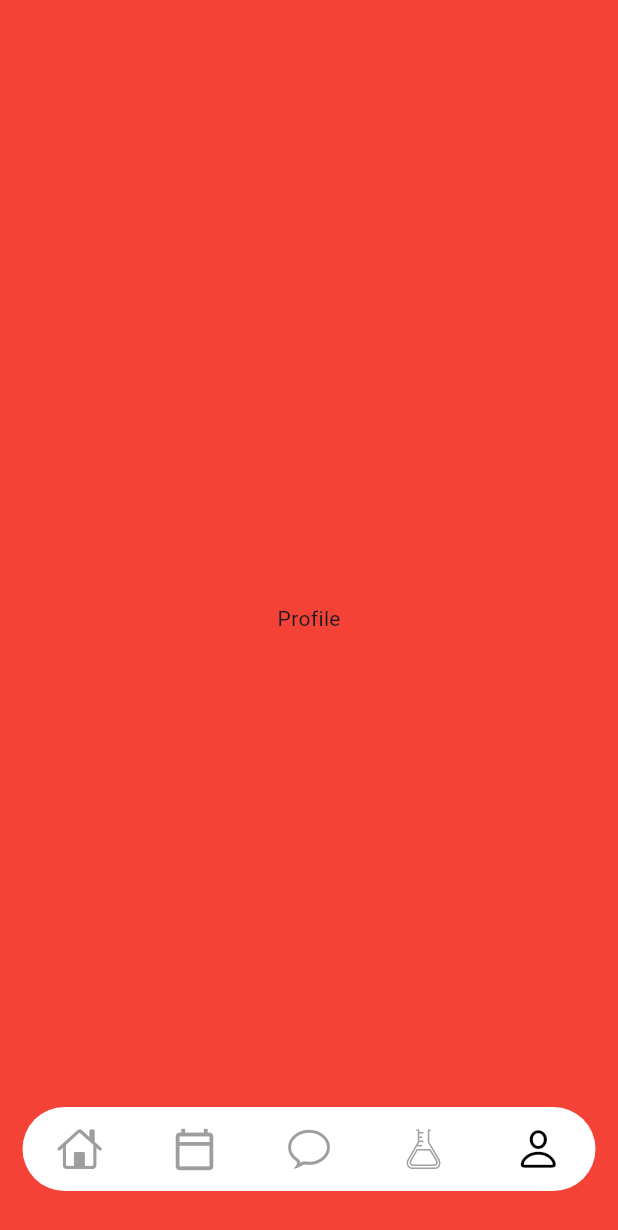
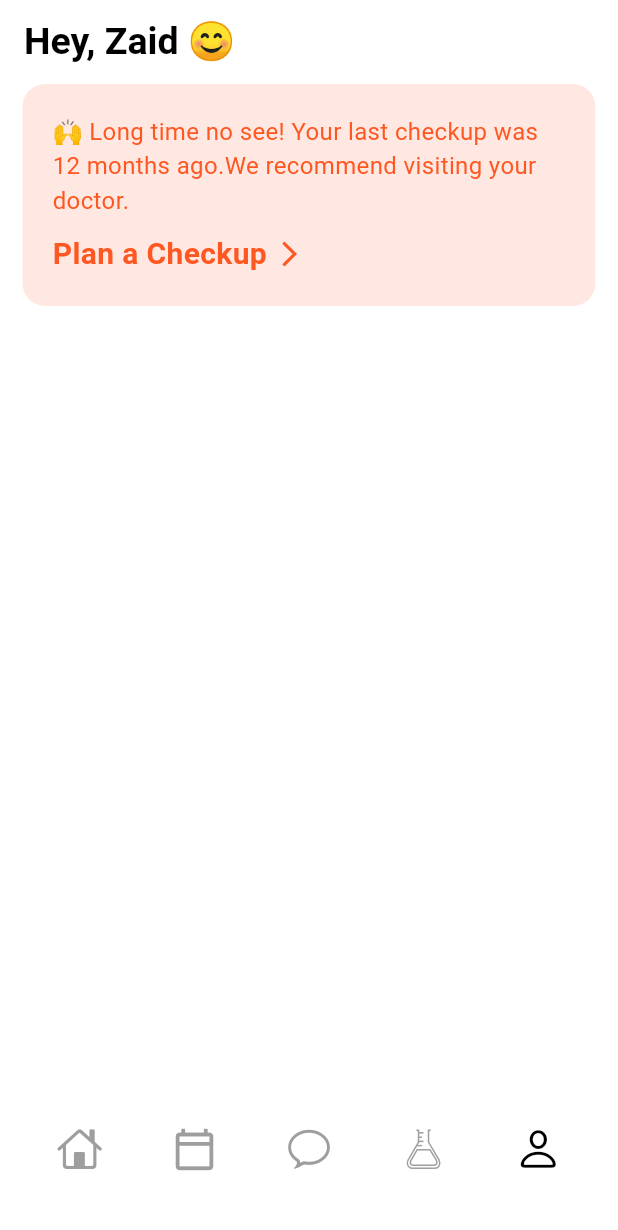
Before and after one commit to Zaidusyy/Flutter-Practice-Projects, a Flutter app: the screen it shows after launch, item 5 of the bottom bar chosen, on a phone screen of 412 x 824 dp. Shown: the top 1230 px of the screen. Run offline on Flutter 3.47's test engine with Material 3 defaults, Android fonts, the phone set to English and light mode, and no system bars; our stand-ins replace google_fonts; missing offline and left inert: arcore_flutter_plugin.

Commit message:
profile screen work started

```diff
--- a/day2/lib/homeScreen.dart
+++ b/day2/lib/homeScreen.dart
@@ -1,6 +1,7 @@
 import 'package:day2/appointments.dart';
 import 'package:day2/chat.dart';
 import 'package:day2/home.dart';
+import 'package:day2/profile.dart';
 import 'package:day2/results.dart';
 import 'package:flutter/cupertino.dart';
 import 'package:flutter/material.dart';
@@ -20,9 +21,7 @@ class _HomescreenState extends State<Homescreen> {
     Appointments(),
     Chat(),
     Results(),
-    Center(
-      child: Text('Profile'),
-    ),
+    Profile(),
   ];
 
   @override
--- /dev/null
+++ b/day2/lib/profile.dart
@@ -0,0 +1,69 @@
+import 'package:flutter/material.dart';
+
+class Profile extends StatelessWidget {
+  const Profile({super.key});
+
+  @override
+  Widget build(BuildContext context) {
+    return Scaffold(
+      backgroundColor: Colors.white,
+      appBar: AppBar(
+        backgroundColor: Colors.transparent,
+        title: Text(
+          'Hey, Zaid 😊',
+          style: TextStyle(
+              color: Colors.black, fontWeight: FontWeight.bold, fontSize: 25),
+        ),
+      ),
+      body: Padding(
+        padding: EdgeInsets.symmetric(horizontal: 15),
+        child: Column(
+          children: [
+            Container(
+              width: double.infinity,
+              padding: EdgeInsets.all(20),
+              decoration: BoxDecoration(
+                  color: Colors.deepOrangeAccent.withAlpha(40),
+                  borderRadius: BorderRadius.circular(15)),
+              child: Column(
+                crossAxisAlignment: CrossAxisAlignment.start,
+                spacing: 10,
+                children: [
+                  Text(
+                    '🙌 Long time no see! Your last checkup was 12 months ago.We recommend visiting your doctor.',
+                    style: TextStyle(color: Colors.deepOrange, fontSize: 16),
+                  ),
+                  InkWell(
+                    highlightColor: Colors.transparent,
+                    splashColor: Colors.transparent,
+                    onTap: (){},
+                    child: Row(
+                      mainAxisAlignment: MainAxisAlignment.start,
+                      crossAxisAlignment: CrossAxisAlignment.center,
+                      spacing: 5,
+                      children: [
+                        Text(
+                          'Plan a Checkup',
+                          style: TextStyle(
+                              color: Colors.deepOrange,
+                              fontSize: 20,
+                              fontWeight: FontWeight.bold),
+                        ),
+                        Icon(
+                          Icons.arrow_forward_ios_outlined,
+                          color: Colors.deepOrange,
+                          size: 20,
+                        )
+                      ],
+                    ),
+                  )
+                ],
+              ),
+            ),
+
+          ],
+        ),
+      ),
+    );
+  }
+}
```
Also changed, not shown: day2/lib/chat.dart (+4 -3 lines).
